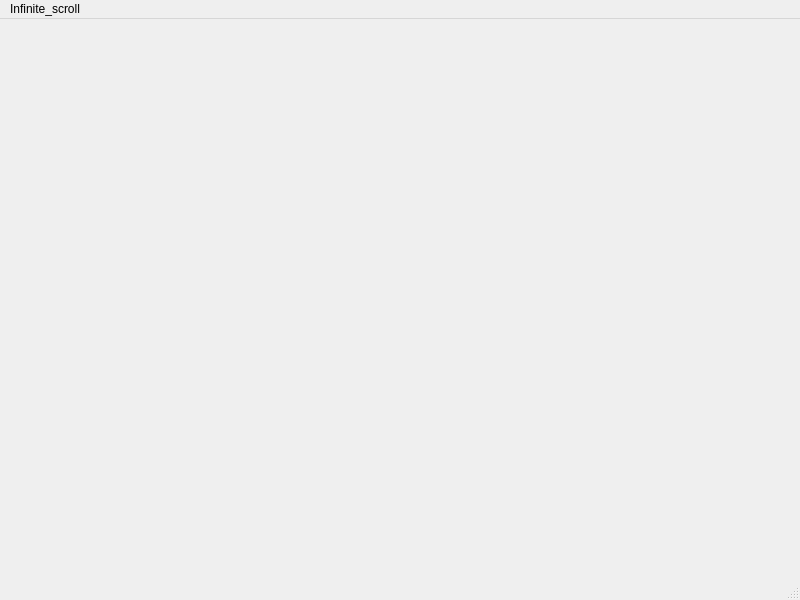
Calquito/TECflix, file TECflix/infinite_scroll.ui: the form before one commit.
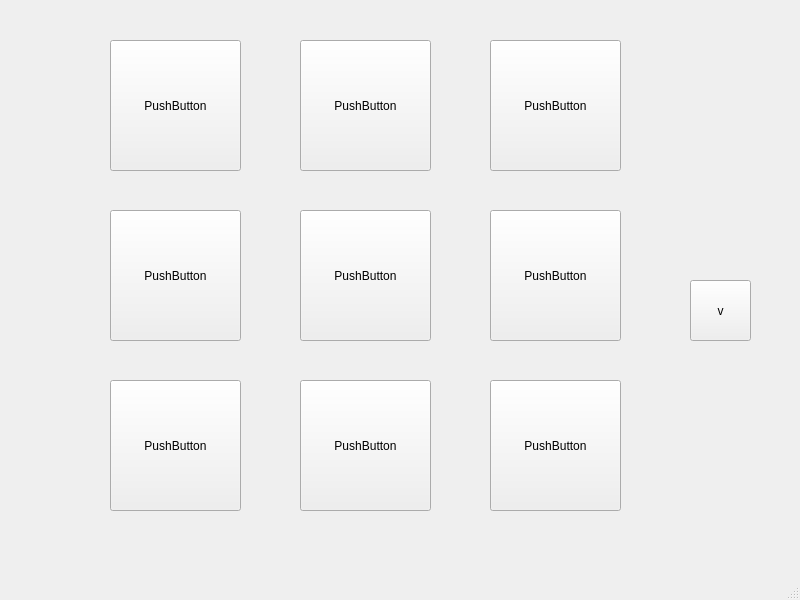
The form after the commit.

Commit message: scroll ready

What changed in the file:
```diff
--- a/TECflix/infinite_scroll.ui
+++ b/TECflix/infinite_scroll.ui
@@ -13,22 +13,137 @@
   <property name="windowTitle">
    <string>MainWindow</string>
   </property>
-  <widget class="QWidget" name="centralwidget"/>
-  <widget class="QMenuBar" name="menubar">
-   <property name="geometry">
-    <rect>
-     <x>0</x>
-     <y>0</y>
-     <width>800</width>
-     <height>22</height>
-    </rect>
-   </property>
-   <widget class="QMenu" name="menuInfinite_scroll">
-    <property name="title">
-     <string>Infinite_scroll</string>
+  <widget class="QWidget" name="centralwidget">
+   <widget class="QPushButton" name="pushButton">
+    <property name="geometry">
+     <rect>
+      <x>690</x>
+      <y>280</y>
+      <width>61</width>
+      <height>61</height>
+     </rect>
     </property>
+    <property name="text">
+     <string>v</string>
+    </property>
    </widget>
-   <addaction name="menuInfinite_scroll"/>
+   <widget class="QPushButton" name="pushButton_2">
+    <property name="geometry">
+     <rect>
+      <x>110</x>
+      <y>40</y>
+      <width>131</width>
+      <height>131</height>
+     </rect>
+    </property>
+    <property name="text">
+     <string>PushButton</string>
+    </property>
+   </widget>
+   <widget class="QPushButton" name="pushButton_3">
+    <property name="geometry">
+     <rect>
+      <x>300</x>
+      <y>40</y>
+      <width>131</width>
+      <height>131</height>
+     </rect>
+    </property>
+    <property name="text">
+     <string>PushButton</string>
+    </property>
+   </widget>
+   <widget class="QPushButton" name="pushButton_4">
+    <property name="geometry">
+     <rect>
+      <x>490</x>
+      <y>40</y>
+      <width>131</width>
+      <height>131</height>
+     </rect>
+    </property>
+    <property name="text">
+     <string>PushButton</string>
+    </property>
+   </widget>
+   <widget class="QPushButton" name="pushButton_5">
+    <property name="geometry">
+     <rect>
+      <x>110</x>
+      <y>210</y>
+      <width>131</width>
+      <height>131</height>
+     </rect>
+    </property>
+    <property name="text">
+     <string>PushButton</string>
+    </property>
+   </widget>
+   <widget class="QPushButton" name="pushButton_6">
+    <property name="geometry">
+     <rect>
+      <x>300</x>
+      <y>210</y>
+      <width>131</width>
+      <height>131</height>
+     </rect>
+    </property>
+    <property name="text">
+     <string>PushButton</string>
+    </property>
+   </widget>
+   <widget class="QPushButton" name="pushButton_7">
+    <property name="geometry">
+     <rect>
+      <x>490</x>
+      <y>210</y>
+      <width>131</width>
+      <height>131</height>
+     </rect>
+    </property>
+    <property name="text">
+     <string>PushButton</string>
+    </property>
+   </widget>
+   <widget class="QPushButton" name="pushButton_8">
+    <property name="geometry">
+     <rect>
+      <x>110</x>
+      <y>380</y>
+      <width>131</width>
+      <height>131</height>
+     </rect>
+    </property>
+    <property name="text">
+     <string>PushButton</string>
+    </property>
+   </widget>
+   <widget class="QPushButton" name="pushButton_9">
+    <property name="geometry">
+     <rect>
+      <x>300</x>
+      <y>380</y>
+      <width>131</width>
+      <height>131</height>
+     </rect>
+    </property>
+    <property name="text">
+     <string>PushButton</string>
+    </property>
+   </widget>
+   <widget class="QPushButton" name="pushButton_10">
+    <property name="geometry">
+     <rect>
+      <x>490</x>
+      <y>380</y>
+      <width>131</width>
+      <height>131</height>
+     </rect>
+    </property>
+    <property name="text">
+     <string>PushButton</string>
+    </property>
+   </widget>
   </widget>
   <widget class="QStatusBar" name="statusbar"/>
  </widget>
```
The commit also changes 10 other files.
